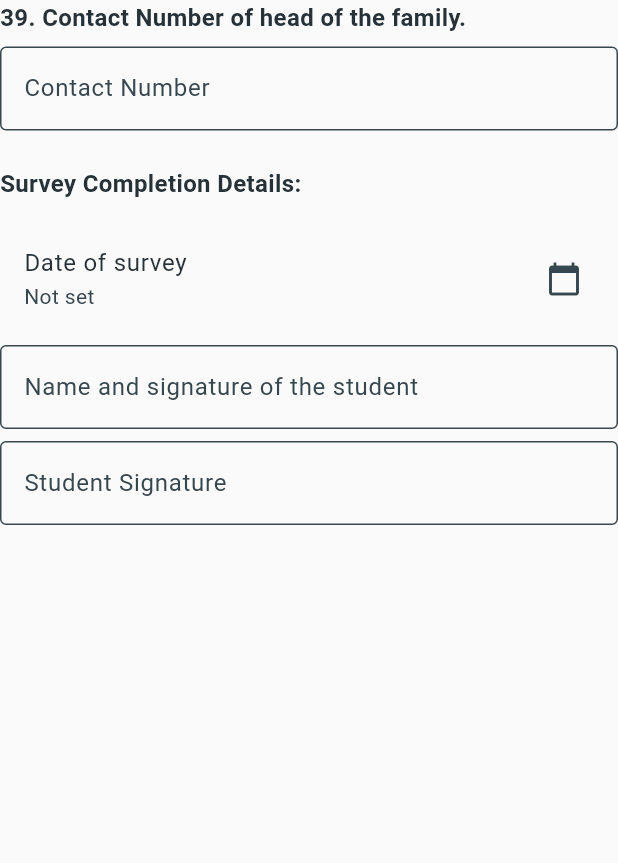
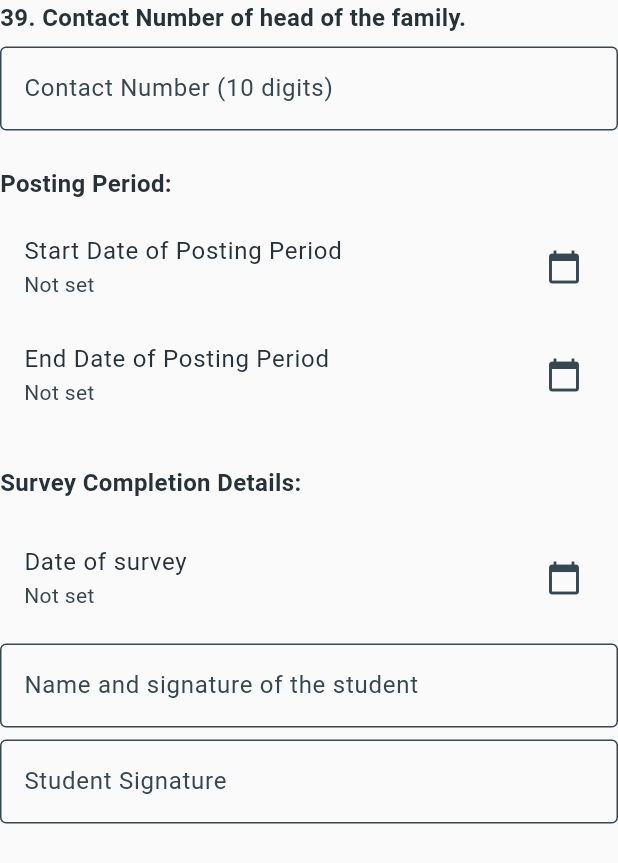
Before and after one commit to NisargPatel03/Survey_Form_HealthCare_App, a Flutter app: the FinalDetailsSection widget shown alone on an empty page, opened directly with empty values, on a phone screen of 412 x 824 dp. Shown: the top 863 px of the screen. Run offline on Flutter 3.47's test engine with Material 3 defaults, Android fonts, the phone set to English and light mode, and no system bars; our stand-ins replace csv, fl_chart, share_plus, shared_preferences, sqflite, supabase_flutter; missing offline and left inert: dart:html, flutter_pdfview; accounts and stored records are empty.

Commit message:
Added Posting Period in Section-18

```diff
--- a/lib/models/survey_data.dart
+++ b/lib/models/survey_data.dart
@@ -142,6 +142,8 @@ class SurveyData {
   // Metadata
   int? id;
   DateTime? surveyDate;
+  DateTime? postingPeriodStart;
+  DateTime? postingPeriodEnd;
   String? studentName;
   String? studentSignature;
   String? techoNo;
@@ -243,6 +245,8 @@ class SurveyData {
       'communicableDiseases': communicableDiseases,
       'communicableOther': communicableOther,
       'surveyDate': surveyDate?.toIso8601String(),
+      'postingPeriodStart': postingPeriodStart?.toIso8601String(),
+      'postingPeriodEnd': postingPeriodEnd?.toIso8601String(),
       'studentName': studentName,
       'studentSignature': studentSignature,
       'techoNo': techoNo,
@@ -542,6 +546,12 @@ class SurveyData {
 
     if (json['surveyDate'] != null) {
       survey.surveyDate = DateTime.parse(json['surveyDate']);
+    }
+    if (json['postingPeriodStart'] != null) {
+      survey.postingPeriodStart = DateTime.parse(json['postingPeriodStart']);
+    }
+    if (json['postingPeriodEnd'] != null) {
+      survey.postingPeriodEnd = DateTime.parse(json['postingPeriodEnd']);
     }
     survey.studentName = json['studentName'];
     survey.studentSignature = json['studentSignature'];
--- a/lib/utils/validation_helper.dart
+++ b/lib/utils/validation_helper.dart
@@ -185,6 +185,9 @@ class ValidationHelper {
   // Section 18: Final Details
   static String? _validateFinalDetails(SurveyData data) {
     if (_isEmpty(data.contactNumber)) return "Section 18: Contact Number is required";
+    if (data.contactNumber!.trim().length != 10) return "Section 18: Contact Number must be exactly 10 digits";
+    if (data.postingPeriodStart == null) return "Section 18: Start Date of Posting Period is required";
+    if (data.postingPeriodEnd == null) return "Section 18: End Date of Posting Period is required";
     if (data.surveyDate == null) return "Section 18: Survey Date is required";
     if (_isEmpty(data.studentName)) return "Section 18: Student Name is required";
     if (_isEmpty(data.studentSignature)) return "Section 18: Student Signature is required";
--- a/lib/widgets/survey_sections_5.dart
+++ b/lib/widgets/survey_sections_5.dart
@@ -1,4 +1,5 @@
 import 'package:flutter/material.dart';
+import 'package:flutter/services.dart';
 import '../models/survey_data.dart';
 
 // Section 16: Health Services
@@ -529,11 +530,58 @@ class _FinalDetailsSectionState extends State<FinalDetailsSection> {
         TextFormField(
           controller: _contactController,
           keyboardType: TextInputType.phone,
+          inputFormatters: [
+            FilteringTextInputFormatter.digitsOnly,
+            LengthLimitingTextInputFormatter(10),
+          ],
           decoration: const InputDecoration(
-            labelText: 'Contact Number',
+            labelText: 'Contact Number (10 digits)',
             border: OutlineInputBorder(),
+            counterText: '',
           ),
           onChanged: (value) => widget.surveyData.contactNumber = value,
+        ),
+        const SizedBox(height: 24),
+        const Text(
+          'Posting Period:',
+          style: TextStyle(fontSize: 16, fontWeight: FontWeight.bold),
+        ),
+        const SizedBox(height: 8),
+        ListTile(
+          title: const Text('Start Date of Posting Period'),
+          subtitle: Text(widget.surveyData.postingPeriodStart != null
+              ? '${widget.surveyData.postingPeriodStart!.day}/${widget.surveyData.postingPeriodStart!.month}/${widget.surveyData.postingPeriodStart!.year}'
+              : 'Not set'),
+          trailing: const Icon(Icons.calendar_today),
+          onTap: () async {
+            final date = await showDatePicker(
+              context: context,
+              initialDate: widget.surveyData.postingPeriodStart ?? DateTime.now(),
+              firstDate: DateTime(2020),
+              lastDate: DateTime(2030),
+            );
+            if (date != null) {
+              setState(() => widget.surveyData.postingPeriodStart = date);
+            }
+          },
+        ),
+        ListTile(
+          title: const Text('End Date of Posting Period'),
+          subtitle: Text(widget.surveyData.postingPeriodEnd != null
+              ? '${widget.surveyData.postingPeriodEnd!.day}/${widget.surveyData.postingPeriodEnd!.month}/${widget.surveyData.postingPeriodEnd!.year}'
+              : 'Not set'),
+          trailing: const Icon(Icons.calendar_today),
+          onTap: () async {
+            final date = await showDatePicker(
+              context: context,
+              initialDate: widget.surveyData.postingPeriodEnd ?? widget.surveyData.postingPeriodStart ?? DateTime.now(),
+              firstDate: widget.surveyData.postingPeriodStart ?? DateTime(2020),
+              lastDate: DateTime(2030),
+            );
+            if (date != null) {
+              setState(() => widget.surveyData.postingPeriodEnd = date);
+            }
+          },
         ),
         const SizedBox(height: 24),
         const Text(
@@ -550,7 +598,7 @@ class _FinalDetailsSectionState extends State<FinalDetailsSection> {
           onTap: () async {
             final date = await showDatePicker(
               context: context,
-              initialDate: DateTime.now(),
+              initialDate: widget.surveyData.surveyDate ?? DateTime.now(),
               firstDate: DateTime(2020),
               lastDate: DateTime.now(),
             );
```
Also changed, not shown: 1 other file.
